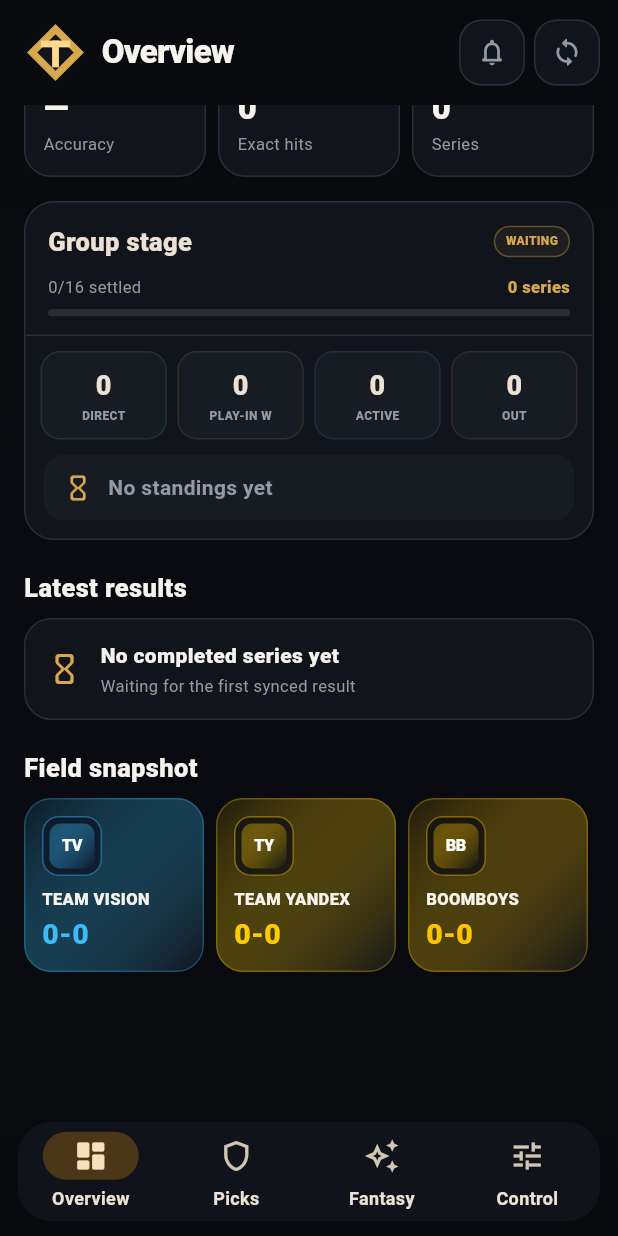
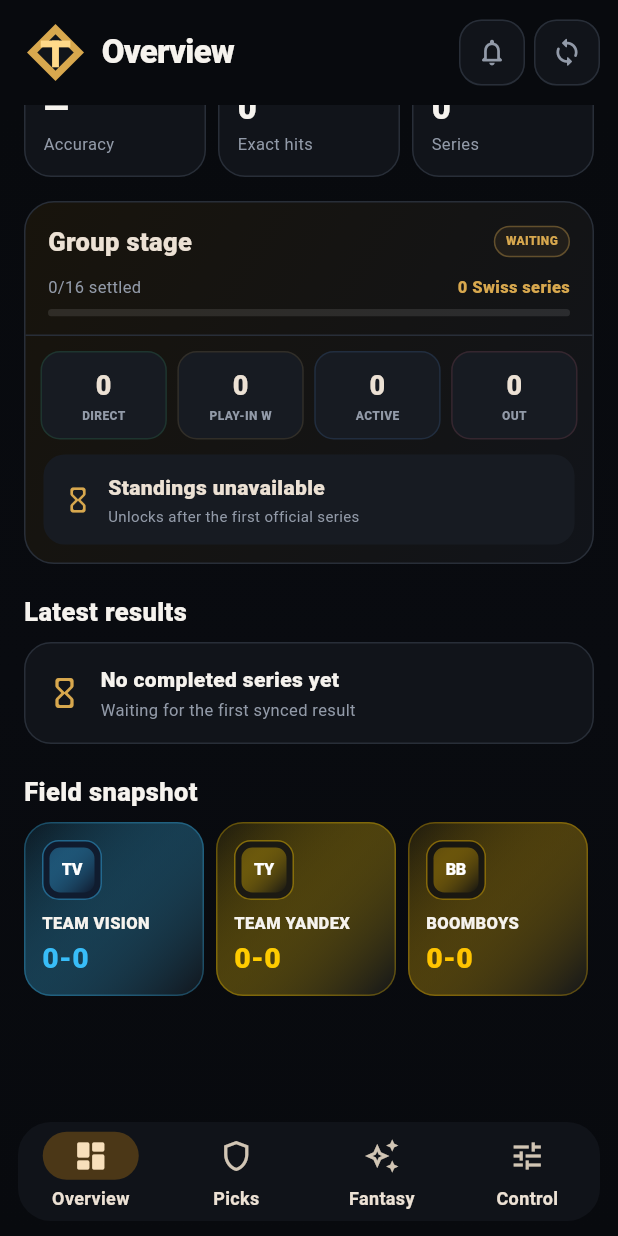
Before and after one commit to jamesjesse24/ti-predictions-tracker, a Flutter app: the screen it shows after launch, scrolled down 205 dp, on a phone screen of 412 x 824 dp. Run offline on Flutter 3.47's test engine with Material 3 defaults, Android fonts, the phone set to English and light mode, and no system bars; our stand-ins replace flutter_local_notifications, shared_preferences; missing offline and left inert: workmanager; network calls fail.

Commit message:
Apply team branding and responsive standings design

```diff
--- a/lib/group_stage_status_panel.dart
+++ b/lib/group_stage_status_panel.dart
@@ -1,5 +1,6 @@
 import 'package:flutter/material.dart';
 
+import 'team_branding.dart';
 import 'tracker_controller.dart';
 
 const _gold = Color(0xFFD8A84E);
@@ -27,11 +28,16 @@ class GroupStageStatusPanel extends StatelessWidget {
         .length;
     final eliminated = teams.where(_isOut).length;
     final active = teams
-        .where((team) => team.actual == 'Pending' && team.wins + team.losses > 0)
+        .where(
+          (team) =>
+              team.actual == 'Pending' && team.wins + team.losses > 0,
+        )
         .length;
     final completedSwiss = controller.series
         .where(
-          (series) => series.completed && series.stage.toLowerCase().contains('swiss'),
+          (series) =>
+              series.completed &&
+              series.stage.toLowerCase().contains('swiss'),
         )
         .length;
     final started = completedSwiss > 0 || settled > 0 || active > 0;
@@ -47,13 +53,23 @@ class GroupStageStatusPanel extends StatelessWidget {
             ? _blue
             : _gold;
     final progress = teams.isEmpty ? 0.0 : settled / teams.length;
-    final visible = teams.where((team) => team.wins + team.losses > 0 || team.actual != 'Pending').take(6).toList();
+    final visible = teams
+        .where(
+          (team) =>
+              team.wins + team.losses > 0 || team.actual != 'Pending',
+        )
+        .take(8)
+        .toList();
 
     return Container(
       decoration: BoxDecoration(
-        color: _surface,
         borderRadius: BorderRadius.circular(20),
         border: Border.all(color: _border),
+        gradient: const LinearGradient(
+          begin: Alignment.topLeft,
+          end: Alignment.bottomRight,
+          colors: [Color(0xFF18140C), _surface],
+        ),
       ),
       child: Column(
         children: [
@@ -65,7 +81,10 @@ class GroupStageStatusPanel extends StatelessWidget {
                   children: [
                     const Text(
                       'Group stage',
-                      style: TextStyle(fontSize: 17, fontWeight: FontWeight.w900),
+                      style: TextStyle(
+                        fontSize: 17,
+                        fontWeight: FontWeight.w900,
+                      ),
                     ),
                     const Spacer(),
                     _StatusBadge(label: status, color: statusColor),
@@ -80,8 +99,12 @@ class GroupStageStatusPanel extends StatelessWidget {
                     ),
                     const Spacer(),
                     Text(
-                      '$completedSwiss series',
-                      style: const TextStyle(color: _gold, fontSize: 11, fontWeight: FontWeight.w800),
+                      '$completedSwiss Swiss series',
+                      style: const TextStyle(
+                        color: _gold,
+                        fontSize: 11,
+                        fontWeight: FontWeight.w800,
+                      ),
                     ),
                   ],
                 ),
@@ -101,16 +124,57 @@ class GroupStageStatusPanel extends StatelessWidget {
           const Divider(height: 1),
           Padding(
             padding: const EdgeInsets.all(10),
-            child: Row(
-              children: [
-                Expanded(child: _Metric(label: 'DIRECT', value: direct, color: _success)),
-                const SizedBox(width: 7),
-                Expanded(child: _Metric(label: 'PLAY-IN W', value: playInWinners, color: _gold)),
-                const SizedBox(width: 7),
-                Expanded(child: _Metric(label: 'ACTIVE', value: active, color: _blue)),
-                const SizedBox(width: 7),
-                Expanded(child: _Metric(label: 'OUT', value: eliminated, color: _danger)),
-              ],
+            child: LayoutBuilder(
+              builder: (context, constraints) {
+                final metrics = [
+                  _Metric(
+                    label: 'DIRECT',
+                    value: direct,
+                    color: _success,
+                  ),
+                  _Metric(
+                    label: 'PLAY-IN W',
+                    value: playInWinners,
+                    color: _gold,
+                  ),
+                  _Metric(label: 'ACTIVE', value: active, color: _blue),
+                  _Metric(label: 'OUT', value: eliminated, color: _danger),
+                ];
+
+                if (constraints.maxWidth < 330) {
+                  return Column(
+                    children: [
+                      Row(
+                        children: [
+                          Expanded(child: metrics[0]),
+                          const SizedBox(width: 7),
+                          Expanded(child: metrics[1]),
+                        ],
+                      ),
+                      const SizedBox(height: 7),
+                      Row(
+                        children: [
+                          Expanded(child: metrics[2]),
+                          const SizedBox(width: 7),
+                          Expanded(child: metrics[3]),
+                        ],
+                      ),
+                    ],
+                  );
+                }
+
+                return Row(
+                  children: [
+                    Expanded(child: metrics[0]),
+                    const SizedBox(width: 7),
+                    Expanded(child: metrics[1]),
+                    const SizedBox(width: 7),
+                    Expanded(child: metrics[2]),
+                    const SizedBox(width: 7),
+                    Expanded(child: metrics[3]),
+                  ],
+                );
+              },
             ),
           ),
           if (!started)
@@ -121,8 +185,12 @@ class GroupStageStatusPanel extends StatelessWidget {
           else ...[
             const Divider(height: 1),
             ...visible.indexed.map(
-              (entry) => _StandingRow(rank: entry.$1 + 1, team: entry.$2),
+              (entry) => _StandingRow(
+                rank: entry.$1 + 1,
+                team: entry.$2,
+              ),
             ),
+            const SizedBox(height: 10),
           ],
         ],
       ),
@@ -148,12 +216,22 @@ class _Metric extends StatelessWidget {
       ),
       child: Column(
         children: [
-          Text('$value', style: const TextStyle(fontSize: 18, fontWeight: FontWeight.w900)),
+          Text(
+            '$value',
+            style: const TextStyle(
+              fontSize: 18,
+              fontWeight: FontWeight.w900,
+            ),
+          ),
           const SizedBox(height: 2),
           Text(
             label,
             maxLines: 1,
-            style: const TextStyle(color: _muted, fontSize: 8, fontWeight: FontWeight.w800),
+            style: const TextStyle(
+              color: _muted,
+              fontSize: 8,
+              fontWeight: FontWeight.w800,
+            ),
           ),
         ],
       ),
@@ -170,19 +248,43 @@ class _StandingRow extends StatelessWidget {
   @override
   Widget build(BuildContext context) {
     final status = _teamStatus(team);
-    final color = _teamStatusColor(team);
+    final statusColor = _teamStatusColor(team);
+    final brand = teamBrandFor(
+      team.name,
+      alternateName: team.clientName,
+    );
     final mapDiff = team.mapWins - team.mapLosses;
 
-    return Padding(
-      padding: const EdgeInsets.fromLTRB(12, 9, 12, 0),
+    return Container(
+      margin: const EdgeInsets.fromLTRB(10, 8, 10, 0),
+      padding: const EdgeInsets.symmetric(horizontal: 10, vertical: 9),
+      decoration: BoxDecoration(
+        borderRadius: BorderRadius.circular(15),
+        border: Border.all(color: brand.primary.withAlpha(48)),
+        gradient: LinearGradient(
+          begin: Alignment.centerLeft,
+          end: Alignment.centerRight,
+          colors: [brand.primary.withAlpha(15), Colors.transparent],
+        ),
+      ),
       child: Row(
         children: [
           SizedBox(
             width: 20,
-            child: Text('$rank', textAlign: TextAlign.center, style: const TextStyle(color: _muted, fontSize: 11)),
+            child: Text(
+              '$rank',
+              textAlign: TextAlign.center,
+              style: const TextStyle(color: _muted, fontSize: 11),
+            ),
           ),
           const SizedBox(width: 7),
-          _Monogram(text: team.initials),
+          TeamLogo(
+            name: team.name,
+            alternateName: team.clientName,
+            logoUrl: team.logoUrl,
+            size: 38,
+            showGlow: false,
+          ),
           const SizedBox(width: 9),
           Expanded(
             child: Column(
@@ -192,7 +294,10 @@ class _StandingRow extends StatelessWidget {
                   team.clientName,
                   maxLines: 1,
                   overflow: TextOverflow.ellipsis,
-                  style: const TextStyle(fontSize: 12, fontWeight: FontWeight.w900),
+                  style: const TextStyle(
+                    fontSize: 12,
+                    fontWeight: FontWeight.w900,
+                  ),
                 ),
                 const SizedBox(height: 2),
                 Text(
@@ -204,35 +309,18 @@ class _StandingRow extends StatelessWidget {
           ),
           Text(
             '${team.wins}-${team.losses}',
-            style: const TextStyle(color: _goldSoft, fontSize: 15, fontWeight: FontWeight.w900),
+            style: TextStyle(
+              color: brand.primary,
+              fontSize: 15,
+              fontWeight: FontWeight.w900,
+            ),
           ),
           const SizedBox(width: 8),
-          SizedBox(width: 60, child: _StatusBadge(label: status, color: color)),
+          SizedBox(
+            width: 62,
+            child: _StatusBadge(label: status, color: statusColor),
+          ),
         ],
-      ),
-    );
-  }
-}
-
-class _Monogram extends StatelessWidget {
-  const _Monogram({required this.text});
-
-  final String text;
-
-  @override
-  Widget build(BuildContext context) {
-    return Container(
-      width: 34,
-      height: 34,
-      alignment: Alignment.center,
-      decoration: BoxDecoration(
-        gradient: const LinearGradient(colors: [Color(0xFF3B2C13), Color(0xFF18191C)]),
-        borderRadius: BorderRadius.circular(10),
-        border: Border.all(color: const Color(0x77D8A84E)),
-      ),
-      child: Text(
-        text,
-        style: const TextStyle(color: _goldSoft, fontSize: 10, fontWeight: FontWeight.w900),
       ),
     );
   }
@@ -258,7 +346,11 @@ class _StatusBadge extends StatelessWidget {
         label,
         maxLines: 1,
         overflow: TextOverflow.ellipsis,
-        style: TextStyle(color: color, fontSize: 8, fontWeight: FontWeight.w900),
+        style: TextStyle(
+          color: color,
+          fontSize: 8,
+          fontWeight: FontWeight.w900,
+        ),
       ),
     );
   }
@@ -279,14 +371,30 @@ class _EmptyTable extends StatelessWidget {
         children: [
           Icon(Icons.hourglass_empty_rounded, color: _gold, size: 20),
           SizedBox(width: 10),
-          Text('No standings yet', style: TextStyle(color: _muted, fontWeight: FontWeight.w700)),
+          Expanded(
+            child: Column(
+              crossAxisAlignment: CrossAxisAlignment.start,
+              children: [
+                Text(
+                  'Standings unavailable',
+                  style: TextStyle(fontWeight: FontWeight.w800),
+                ),
+                SizedBox(height: 2),
+                Text(
+                  'Unlocks after the first official series',
+                  style: TextStyle(color: _muted, fontSize: 10),
+                ),
+              ],
+            ),
+          ),
         ],
       ),
     );
   }
 }
 
-bool _isDirect(TeamEntry team) => team.actual == '4-0' || team.actual == '4-1';
+bool _isDirect(TeamEntry team) =>
+    team.actual == '4-0' || team.actual == '4-1';
 
 bool _isOut(TeamEntry team) =>
     team.actual == '0-4' ||
```
